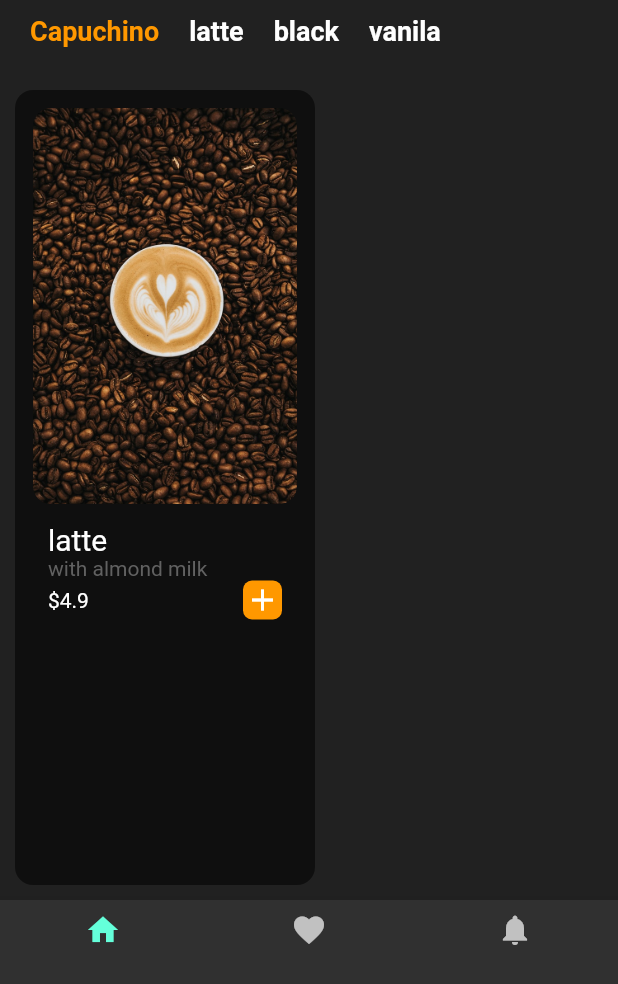
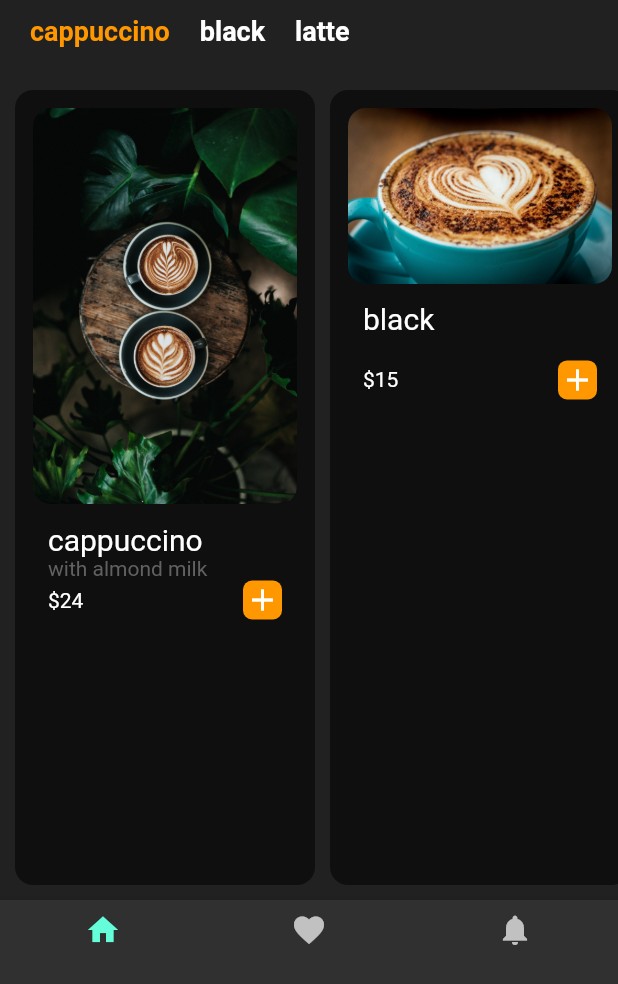
Before and after one commit to zahraakbari1234/flutterclassrepo, a Flutter app: the screen it shows after launch, on a phone screen of 412 x 824 dp, the part 252-1236 px from its top. Run offline on Flutter 3.47's test engine with Material 2 defaults, Android fonts, the phone set to English and light mode, and no system bars; our stand-ins replace audioplayers, font_awesome_flutter, google_fonts, lottie, page_transition, percent_indicator and 3 more.

Commit message:
coffee_app cmplt

```diff
--- a/coffee_app/lib/coffee_tile.dart
+++ b/coffee_app/lib/coffee_tile.dart
@@ -2,7 +2,13 @@ import 'package:flutter/material.dart';
 
 
 class CoffeeTile extends StatelessWidget {
-  const CoffeeTile({Key? key}) : super(key: key);
+
+   CoffeeTile({required this.coffeeImagePath , required this.coffeeName , required this.CoffeePrice, required this.coffeeDiscription});
+
+  final String coffeeImagePath;
+  final String coffeeName;
+  final String coffeeDiscription;
+  final String CoffeePrice;
 
   @override
   Widget build(BuildContext context) {
@@ -20,23 +26,23 @@ class CoffeeTile extends StatelessWidget {
           children: [
             ClipRRect(
               borderRadius: BorderRadius.circular(12),
-              child: Image.asset("images/latte.jpg"),
+              child: Image.asset(coffeeImagePath),
             ),
             Padding(
               padding: const EdgeInsets.symmetric(vertical: 12 , horizontal: 10),
               child: Column(
                 crossAxisAlignment: CrossAxisAlignment.start,
                 children: [
-                  Text("latte", style: TextStyle(
+                  Text(coffeeName, style: TextStyle(
                     fontSize: 20
                   ),),
-                  Text("with almond milk" , style: TextStyle(
+                  Text(coffeeDiscription , style: TextStyle(
                     color: Colors.grey.shade700,
                   ),),
                   Row(
                     mainAxisAlignment: MainAxisAlignment.spaceBetween,
                     children: [
-                      Text("\$4.9"),
+                      Text("\$" + CoffeePrice),
                       Container(
                         padding: EdgeInsets.all(1),
                         decoration: BoxDecoration(
--- a/coffee_app/lib/home_page.dart
+++ b/coffee_app/lib/home_page.dart
@@ -3,7 +3,7 @@ import 'package:google_fonts/google_fonts.dart';
 import 'package:coffee_app/coffee_tile.dart';
 import 'package:coffee_app/coffee_type.dart';
 
-enum Type { capuchino, black, latte, vanila }
+// enum Type { cappuccino, black, latte, vanila }
 
 class HomePage extends StatefulWidget {
   const HomePage({Key? key}) : super(key: key);
@@ -13,7 +13,23 @@ class HomePage extends StatefulWidget {
 }
 
 class _HomePageState extends State<HomePage> {
-  Type? selectedType = Type.capuchino;
+  // Type? selectedType = Type.cappuccino;
+
+  List lstCoffeType = [
+    ['cappuccino' , true],
+    ['black' , false],
+    ['latte' , false]
+  ];
+
+  void coffeeTapSelected(int index){
+    setState(() {
+      for(int i = 0 ; i< lstCoffeType.length ; i++){
+        lstCoffeType[i][1] = false;
+      }
+      lstCoffeType[index][1] = true;
+    });
+
+  }
 
   @override
   Widget build(BuildContext context) {
@@ -68,15 +84,18 @@ class _HomePageState extends State<HomePage> {
           ),
           Container(
             height: 50,
-            child: ListView(
+
+            //first prototype
+            /*
+             child: ListView(
               scrollDirection: Axis.horizontal,
               children: [
                 CoffeeType(
-                  coffee_type: "Capuchino",
-                  isSelected: selectedType == Type.capuchino ? true : false,
+                  coffee_type: "cappuccino",
+                  isSelected: selectedType == Type.cappuccino ? true : false,
                   onTap: () {
                     setState(() {
-                      selectedType = Type.capuchino;
+                      selectedType = Type.cappuccino;
                     });
                   },
                 ),
@@ -109,12 +128,28 @@ class _HomePageState extends State<HomePage> {
                 ),
               ],
             ),
+             */
+
+            //second prototype
+            child: ListView.builder(
+              itemCount: lstCoffeType.length,
+                scrollDirection: Axis.horizontal,
+                itemBuilder: (context , index) {
+              return CoffeeType(
+                  coffee_type: lstCoffeType[index][0],
+                  isSelected: lstCoffeType[index][1],
+                  onTap: (){coffeeTapSelected(index);} );
+            }),
           ),
+
+
           Expanded(
               child: ListView(
             scrollDirection: Axis.horizontal,
             children: [
-              CoffeeTile(),
+              CoffeeTile(coffeeImagePath: 'images/cuppochino.jpg', coffeeName: 'cappuccino', CoffeePrice: '24', coffeeDiscription: 'with almond milk',),
+              CoffeeTile(coffeeImagePath: 'images/black.jpg', coffeeName: 'black', CoffeePrice: '15', coffeeDiscription: '',),
+              CoffeeTile(coffeeImagePath: 'images/latte.jpg', coffeeName: 'latte', CoffeePrice: '32', coffeeDiscription: '',),
             ],
           )),
         ],
```
